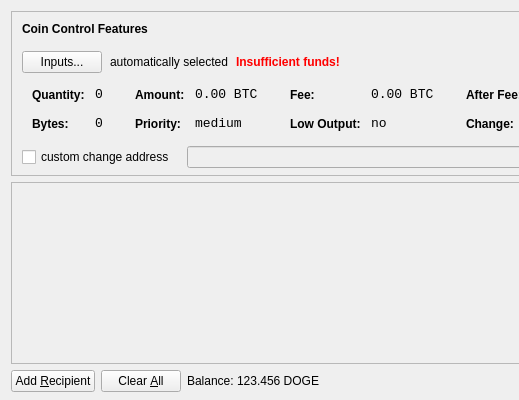
Old version of the form src/qt/forms/sendcoinsdialog.ui in the repository alexwasspammed/test1; both pictures show x 0 to 519 and y 0 to 400 of the 850 by 400 pixel window.
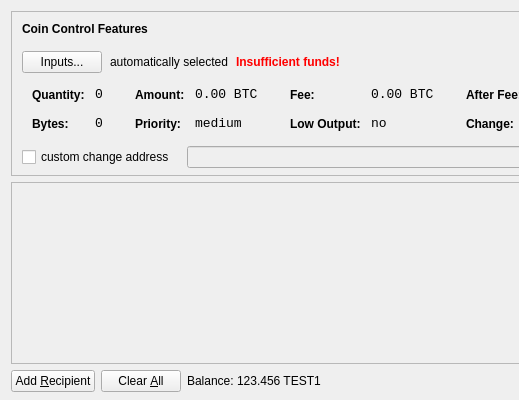
New version of the form. Icons and pictures are not drawn.

Diff of the .ui file:
```diff
--- a/src/qt/forms/sendcoinsdialog.ui
+++ b/src/qt/forms/sendcoinsdialog.ui
@@ -720,7 +720,7 @@
           <cursorShape>IBeamCursor</cursorShape>
          </property>
          <property name="text">
-          <string>123.456 DOGE</string>
+          <string>123.456 TEST1</string>
          </property>
          <property name="textInteractionFlags">
           <set>Qt::LinksAccessibleByMouse|Qt::TextSelectableByKeyboard|Qt::TextSelectableByMouse</set>
```
